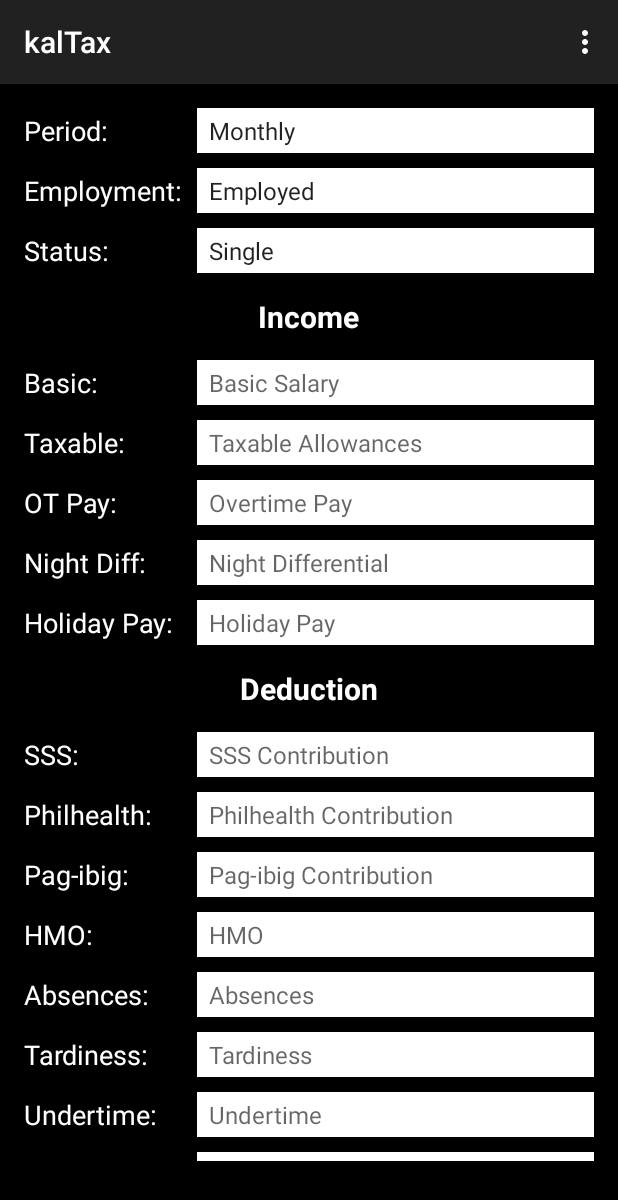
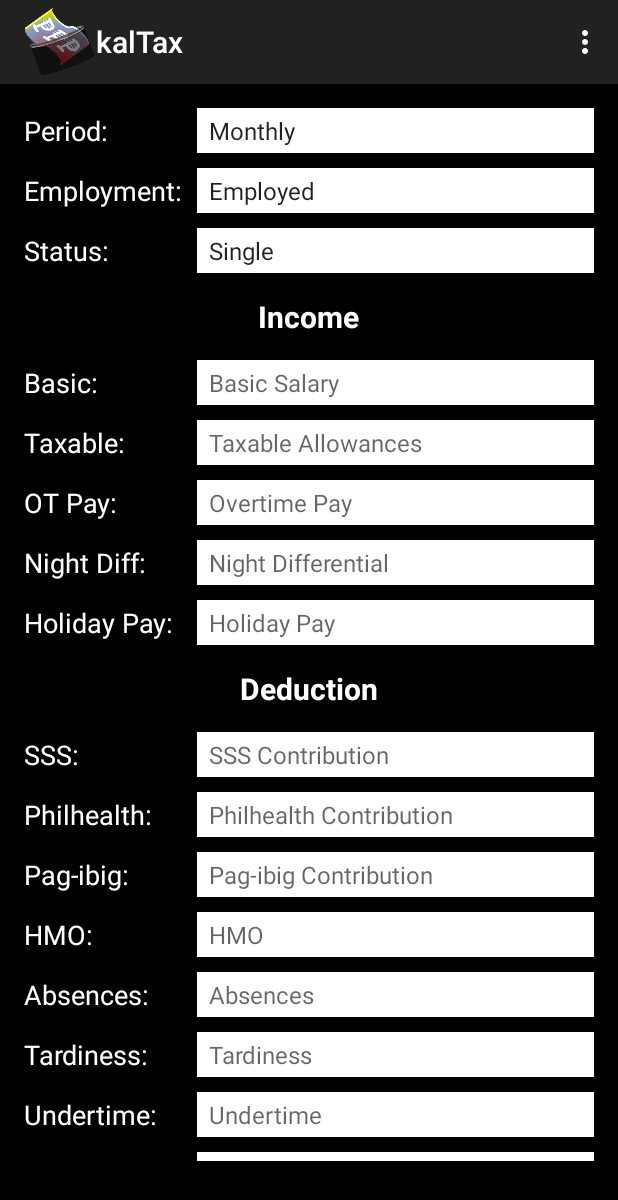
Before and after one commit to julznc/calTax, an Android app: the screen it shows after launch (CalTaxActivity), on a phone screen of 412 x 824 dp. Shown: the top 1200 px of the screen. Run offline under Robolectric (Android 15) with nearby library versions, the phone set to English and light mode, and no system bars; our stand-ins replace AdMob.

Commit message:
Add icon in action bar

```diff
--- a/app/src/main/java/com/ymsoftlabs/caltax/CalTaxActivity.java
+++ b/app/src/main/java/com/ymsoftlabs/caltax/CalTaxActivity.java
@@ -2,6 +2,7 @@ package com.ymsoftlabs.caltax;
 
 import android.app.AlertDialog;
 import android.app.Dialog;
+import android.support.v7.app.ActionBar;
 import android.support.v7.app.ActionBarActivity;
 import android.os.Bundle;
 import android.text.Editable;
@@ -53,6 +54,11 @@ public class CalTaxActivity extends ActionBarActivity implements  OnItemSelected
     protected void onCreate(Bundle savedInstanceState) {
         super.onCreate(savedInstanceState);
         setContentView(R.layout.activity_cal_tax);
+
+        ActionBar actionBar = getSupportActionBar();
+        actionBar.setLogo(R.mipmap.ic_launcher);
+        actionBar.setDisplayUseLogoEnabled(true);
+        actionBar.setDisplayShowHomeEnabled(true);
 
         // Pay Period
         Spinner payChoices = (Spinner) findViewById(R.id.payChoices);
--- /dev/null
+++ b/app/src/main/res/drawable/icon_actionbar.xml
@@ -0,0 +1,8 @@
+<?xml version="1.0" encoding="utf-8"?>
+<layer-list
+    xmlns:android="http://schemas.android.com/apk/res/android">
+    <item
+        android:drawable="@mipmap/ic_launcher"
+        android:right="20dp"
+        android:left="20dp"/>
+</layer-list>
--- a/app/src/main/res/layout/activity_cal_tax.xml
+++ b/app/src/main/res/layout/activity_cal_tax.xml
@@ -510,7 +510,7 @@
         android:layout_centerHorizontal="true"
         android:layout_alignParentBottom="true"
         ads:adSize="BANNER"
-        ads:adUnitId="@string/banner_ad_unit_id">
+        ads:adUnitId="@string/banner_ad_unit_id_test">
     </com.google.android.gms.ads.AdView>
 
 </RelativeLayout>
--- a/app/src/main/res/values/styles.xml
+++ b/app/src/main/res/values/styles.xml
@@ -2,6 +2,9 @@
 
     <!-- Base application theme. -->
     <style name="AppTheme" parent="Theme.AppCompat.Light.DarkActionBar">
+        <item name="logo">@drawable/icon_actionbar</item>
+        <item name="displayOptions"> useLogo|showHome </item>
+
         <!-- Customize your theme here. -->
     </style>
 
```
Also changed, not shown: app/src/main/res/menu/menu_cal_tax.xml (+7 -3 lines), 1 other file.
